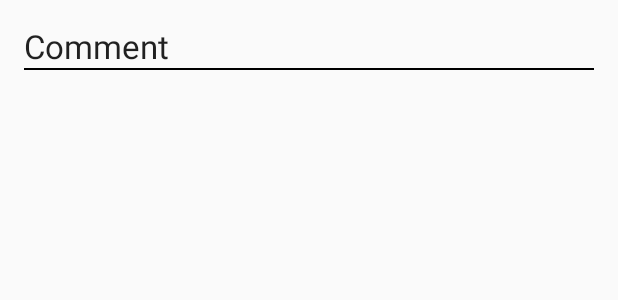
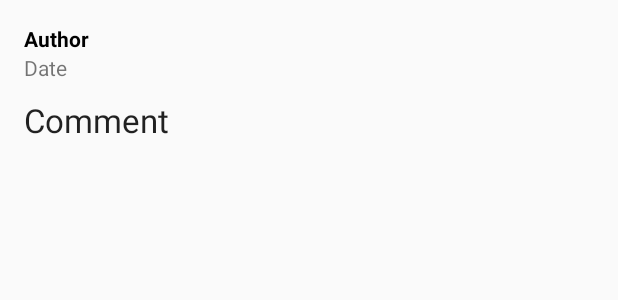
Before and after one commit to TWaltze/bantrs-android, an Android app: the layout recycler_view_comments.xml on its own in the app's theme, with its tools: preview values and no code run, on a phone screen of 412 x 824 dp. Shown: the top 300 px of the screen. Run offline under Robolectric (Android 15) with nearby library versions, the phone set to English and light mode, and no system bars.

```diff
--- a/app/src/main/java/com/bantrs/twaltze/bantrs/models/Room.java
+++ b/app/src/main/java/com/bantrs/twaltze/bantrs/models/Room.java
@@ -42,6 +42,11 @@ public class Room extends API {
         this.url = api + "room/";
         this.title = title;
         this.topic = url;
+    }
+
+    public Room(String rid) {
+        this.url = api + "room/";
+        this.rid = rid;
     }
 
     public static Room getRoom(String rid) throws Exception {
--- a/app/src/main/res/layout/recycler_view_comments.xml
+++ b/app/src/main/res/layout/recycler_view_comments.xml
@@ -4,16 +4,37 @@
     android:layout_height="wrap_content"
     android:padding="@dimen/activity_horizontal_margin">
 
+    <LinearLayout xmlns:android="http://schemas.android.com/apk/res/android"
+        xmlns:card_view="http://schemas.android.com/apk/res-auto"
+        android:orientation="vertical"
+        android:layout_width="match_parent"
+        android:layout_height="wrap_content"
+        android:layout_marginBottom="5dp">
+
+        <TextView
+            android:id="@+id/recycler_view_comment_author"
+            android:layout_width="fill_parent"
+            android:layout_height="wrap_content"
+
+            android:text="Author"
+            style="@style/Base.TextAppearance.AppCompat.Small"
+            android:textColor="#000000"
+            android:textStyle="bold" />
+
+        <TextView
+            android:id="@+id/recycler_view_comment_date"
+            android:layout_width="fill_parent"
+            android:layout_height="wrap_content"
+            android:layout_marginBottom="5dp"
+            android:text="Date"
+            style="@style/Base.TextAppearance.AppCompat.Small"/>
+    </LinearLayout>
+
     <TextView
         android:id="@+id/recycler_view_comment"
-        android:layout_width="wrap_content"
+        android:layout_width="fill_parent"
         android:layout_height="wrap_content"
         android:text="Comment"
         style="@style/Base.TextAppearance.AppCompat.Large"/>
 
-    <LinearLayout
-        android:layout_width="fill_parent"
-        android:layout_height="1dp"
-        android:background="#000"></LinearLayout>
-
 </LinearLayout>
```
Also changed, not shown: app/src/main/java/com/bantrs/twaltze/bantrs/RoomActivity.java (+98 -95 lines), app/src/main/res/layout/activity_room.xml (+8 -8 lines).
